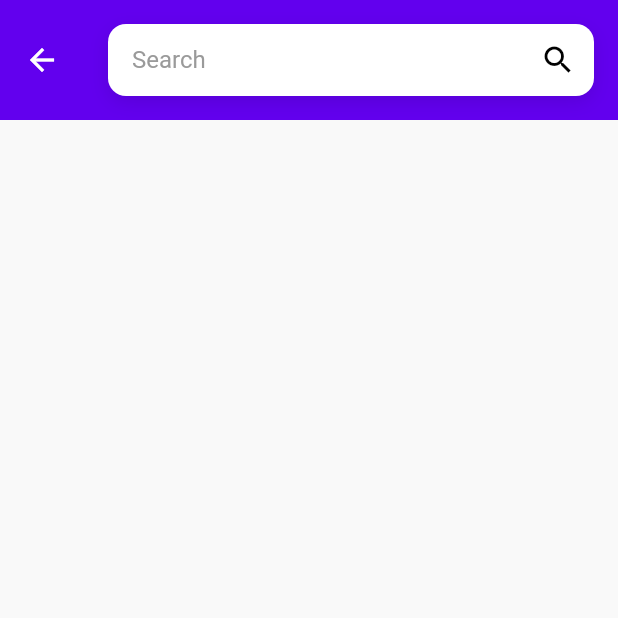
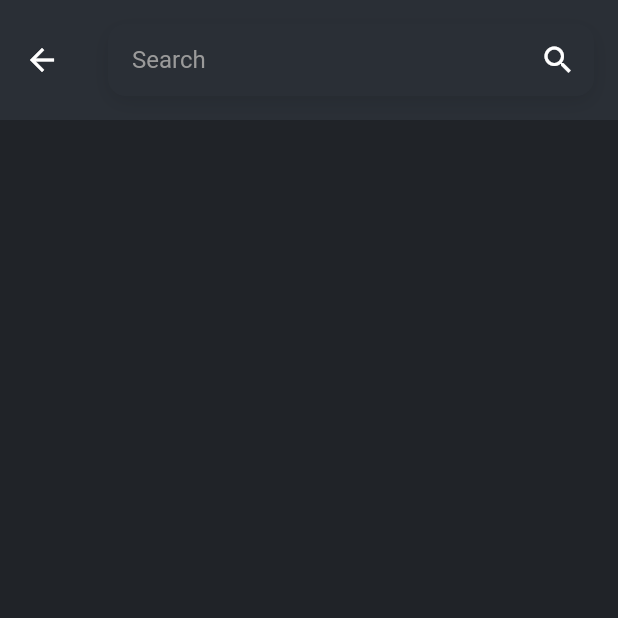
Before and after one commit to Hecsall/MAPI, a Flutter app: the screen it shows after launch, after a tap on the "add" icon, on a phone screen of 412 x 824 dp, the top half of it. Run offline on Flutter 3.47's test engine with Material 2 defaults, Android fonts, the phone set to English and light mode, and no system bars; our stand-ins replace flutter_spinkit, hive, hive_flutter, photo_view; missing offline and left inert: web_scraper; accounts and stored records are empty; generated files the repository leaves out were written again; network calls fail.

```diff
--- a/lib/components/appTheme.dart
+++ b/lib/components/appTheme.dart
@@ -6,37 +6,15 @@ import 'colors.dart';
 ///
 /// Not all colors are customized, and only a few font styles are customized.
 ThemeData primaryTheme (String mode) {
-
   MaterialColor primaryMaterialColor;
   Color primaryTextColor;
   ColorScheme themeColorScheme;
 
-  if(mode == 'light'){
-    primaryMaterialColor = primaryLight;
-    primaryTextColor = lightTextColor;
-    themeColorScheme = ColorScheme(
-      primary: const Color(0xff6200ee),
-      primaryVariant: const Color(0xff3700b3),
-      secondary: const Color(0xff03dac6),
-      secondaryVariant: const Color(0xff018786),
-      surface: Colors.white,
-      background: lightPrimaryColor,
-      error: const Color(0xffb00020),
-      onPrimary: Colors.white,
-      onSecondary: Colors.grey,
-      onSurface: Colors.black,
-      onBackground: Colors.black,
-      onError: Colors.white,
-      brightness: Brightness.light,
-    );
-  } else {
   primaryMaterialColor = primaryDark;
   primaryTextColor = darkTextColor;
   themeColorScheme = ColorScheme(
     primary: const Color(0xffbb86fc),
-      primaryVariant: const Color(0xff3700B3),
     secondary: const Color(0xff03dac6),
-      secondaryVariant: const Color(0xff03dac6),
     surface: darkSecondaryColor,
     background: darkPrimaryColor,
     error: const Color(0xffcf6679),
@@ -47,7 +25,7 @@ ThemeData primaryTheme (String mode) {
     onError: Colors.black,
     brightness: Brightness.dark,
   );
-  }
+
 
   return ThemeData(
     fontFamily: 'Roboto',
--- a/lib/pages/mangaPage.dart
+++ b/lib/pages/mangaPage.dart
@@ -1,6 +1,4 @@
 import 'dart:ui';
-import 'package:flutter/cupertino.dart';
-import 'package:flutter/widgets.dart';
 import 'package:flutter/material.dart';
 import 'package:provider/provider.dart';
 import 'package:flutter_spinkit/flutter_spinkit.dart';
--- a/lib/pages/searchPage.dart
+++ b/lib/pages/searchPage.dart
@@ -1,5 +1,4 @@
 import 'package:flutter/material.dart';
-import 'package:flutter/services.dart';
 import 'package:provider/provider.dart';
 import 'package:flutter_spinkit/flutter_spinkit.dart';
 
--- a/lib/services/api.dart
+++ b/lib/services/api.dart
@@ -74,7 +74,7 @@ Future<List<Manga>> getMangaList() async {
       Manga manga = Manga(
           title: mangaObject['s'],
           urlSafeTitle: mangaObject['i'],
-          cover: 'https://cover.nep.li/cover/${mangaObject['i']}.jpg',
+          cover: 'https://temp.compsci88.com/cover/${mangaObject['i']}.jpg',
           categories: mangaObject['g'],
           status: mangaObject['ss'],
           readChapters: []
--- a/pubspec.yaml
+++ b/pubspec.yaml
@@ -15,7 +15,7 @@ publish_to: 'none' # Remove this line if you wish to publish to pub.dev
 # In iOS, build-name is used as CFBundleShortVersionString while build-number used as CFBundleVersion.
 # Read more about iOS versioning at
 # https://developer.apple.com/library/archive/documentation/General/Reference/InfoPlistKeyReference/Articles/CoreFoundationKeys.html
-version: 1.1.0
+version: 1.2.0
 
 environment:
   sdk: ">=2.7.0 <3.0.0"
```
Also changed, not shown: lib/pages/chapterPage.dart (+19 -26 lines), pubspec.lock, 7 other files. Lines whose indentation alone changed are shown as unchanged.
